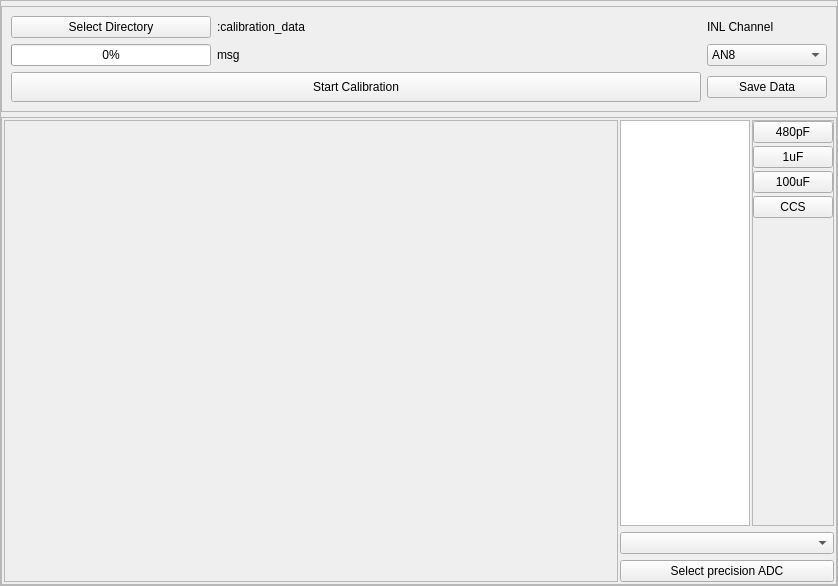
The window that seel_res/GUI/F_miscellaneous/templates/calibrator.ui (jithinbp/SEELablet-apps) describes before a commit, drawn with Qt 5.
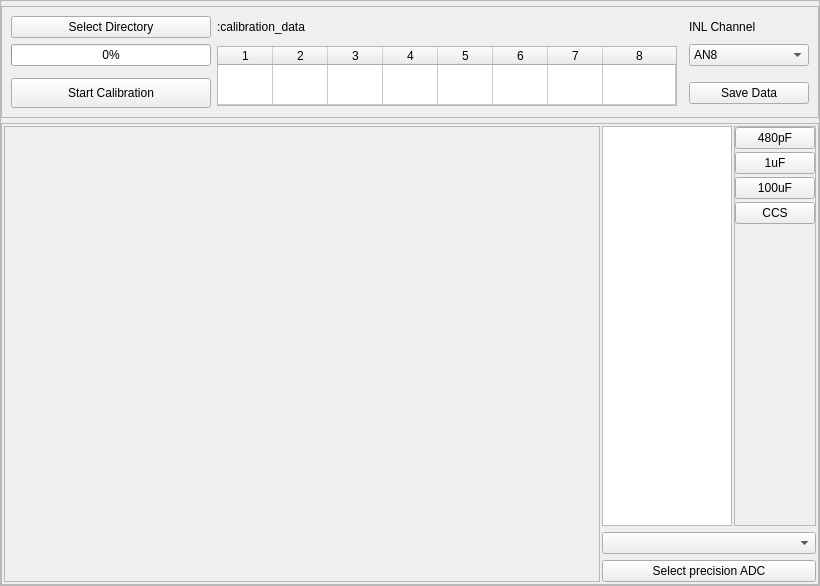
The same window after the commit.

What changed in the file:
```diff
--- a/seel_res/GUI/F_miscellaneous/templates/calibrator.ui
+++ b/seel_res/GUI/F_miscellaneous/templates/calibrator.ui
@@ -6,7 +6,7 @@
    <rect>
     <x>0</x>
     <y>0</y>
-    <width>838</width>
+    <width>820</width>
     <height>586</height>
    </rect>
   </property>
@@ -78,45 +78,7 @@
           <string>PeripheralCollectionInner</string>
          </property>
          <layout class="QGridLayout" name="gridLayout">
-          <item row="0" column="0">
-           <widget class="QPushButton" name="pushButton_2">
-            <property name="minimumSize">
-             <size>
-              <width>200</width>
-              <height>0</height>
-             </size>
-            </property>
-            <property name="maximumSize">
-             <size>
-              <width>200</width>
-              <height>16777215</height>
-             </size>
-            </property>
-            <property name="text">
-             <string>Select Directory</string>
-            </property>
-           </widget>
-          </item>
-          <item row="1" column="0">
-           <widget class="QProgressBar" name="progressBar">
-            <property name="minimumSize">
-             <size>
-              <width>0</width>
-              <height>0</height>
-             </size>
-            </property>
-            <property name="maximumSize">
-             <size>
-              <width>200</width>
-              <height>16777215</height>
-             </size>
-            </property>
-            <property name="value">
-             <number>0</number>
-            </property>
-           </widget>
-          </item>
-          <item row="3" column="4">
+          <item row="3" column="3">
            <widget class="QPushButton" name="pushButton_3">
             <property name="minimumSize">
              <size>
@@ -135,7 +97,24 @@
             </property>
            </widget>
           </item>
-          <item row="1" column="4">
+          <item row="0" column="3">
+           <widget class="QLabel" name="label">
+            <property name="text">
+             <string>INL Channel</string>
+            </property>
+           </widget>
+          </item>
+          <item row="0" column="1" colspan="2">
+           <widget class="QLabel" name="dirnameLabel">
+            <property name="text">
+             <string>:calibration_data</string>
+            </property>
+            <property name="alignment">
+             <set>Qt::AlignLeading|Qt::AlignLeft|Qt::AlignVCenter</set>
+            </property>
+           </widget>
+          </item>
+          <item row="1" column="3">
            <widget class="QComboBox" name="comboBox">
             <property name="maximumSize">
              <size>
@@ -155,7 +134,45 @@
             </item>
            </widget>
           </item>
-          <item row="3" column="0" colspan="4">
+          <item row="0" column="0">
+           <widget class="QPushButton" name="pushButton_2">
+            <property name="minimumSize">
+             <size>
+              <width>200</width>
+              <height>0</height>
+             </size>
+            </property>
+            <property name="maximumSize">
+             <size>
+              <width>200</width>
+              <height>16777215</height>
+             </size>
+            </property>
+            <property name="text">
+             <string>Select Directory</string>
+            </property>
+           </widget>
+          </item>
+          <item row="1" column="0">
+           <widget class="QProgressBar" name="progressBar">
+            <property name="minimumSize">
+             <size>
+              <width>0</width>
+              <height>0</height>
+             </size>
+            </property>
+            <property name="maximumSize">
+             <size>
+              <width>200</width>
+              <height>16777215</height>
+             </size>
+            </property>
+            <property name="value">
+             <number>0</number>
+            </property>
+           </widget>
+          </item>
+          <item row="3" column="0">
            <widget class="QPushButton" name="pushButton">
             <property name="minimumSize">
              <size>
@@ -168,28 +185,44 @@
             </property>
            </widget>
           </item>
-          <item row="1" column="1" colspan="3">
-           <widget class="QLabel" name="msg">
-            <property name="text">
-             <string>msg</string>
+          <item row="1" column="1" rowspan="3">
+           <widget class="QTableWidget" name="valueTable">
+            <property name="maximumSize">
+             <size>
+              <width>16777215</width>
+              <height>60</height>
+             </size>
             </property>
-           </widget>
-          </item>
-          <item row="0" column="4">
-           <widget class="QLabel" name="label">
-            <property name="text">
-             <string>INL Channel</string>
+            <property name="rowCount">
+             <number>1</number>
             </property>
-           </widget>
-          </item>
-          <item row="0" column="1" colspan="3">
-           <widget class="QLabel" name="dirnameLabel">
-            <property name="text">
-             <string>:calibration_data</string>
+            <property name="columnCount">
+             <number>8</number>
             </property>
-            <property name="alignment">
-             <set>Qt::AlignLeading|Qt::AlignLeft|Qt::AlignVCenter</set>
-            </property>
+            <attribute name="horizontalHeaderDefaultSectionSize">
+             <number>55</number>
+            </attribute>
+            <attribute name="horizontalHeaderMinimumSectionSize">
+             <number>55</number>
+            </attribute>
+            <attribute name="horizontalHeaderStretchLastSection">
+             <bool>true</bool>
+            </attribute>
+            <attribute name="verticalHeaderVisible">
+             <bool>false</bool>
+            </attribute>
+            <attribute name="verticalHeaderStretchLastSection">
+             <bool>true</bool>
+            </attribute>
+            <row/>
+            <column/>
+            <column/>
+            <column/>
+            <column/>
+            <column/>
+            <column/>
+            <column/>
+            <column/>
            </widget>
           </item>
          </layout>
@@ -329,8 +362,8 @@
               <rect>
                <x>0</x>
                <y>0</y>
-               <width>607</width>
-               <height>425</height>
+               <width>589</width>
+               <height>419</height>
               </rect>
              </property>
              <layout class="QGridLayout" name="gridLayout_4">
```
Left out of the diff: 2 changed lines with no effect on the pictures.
